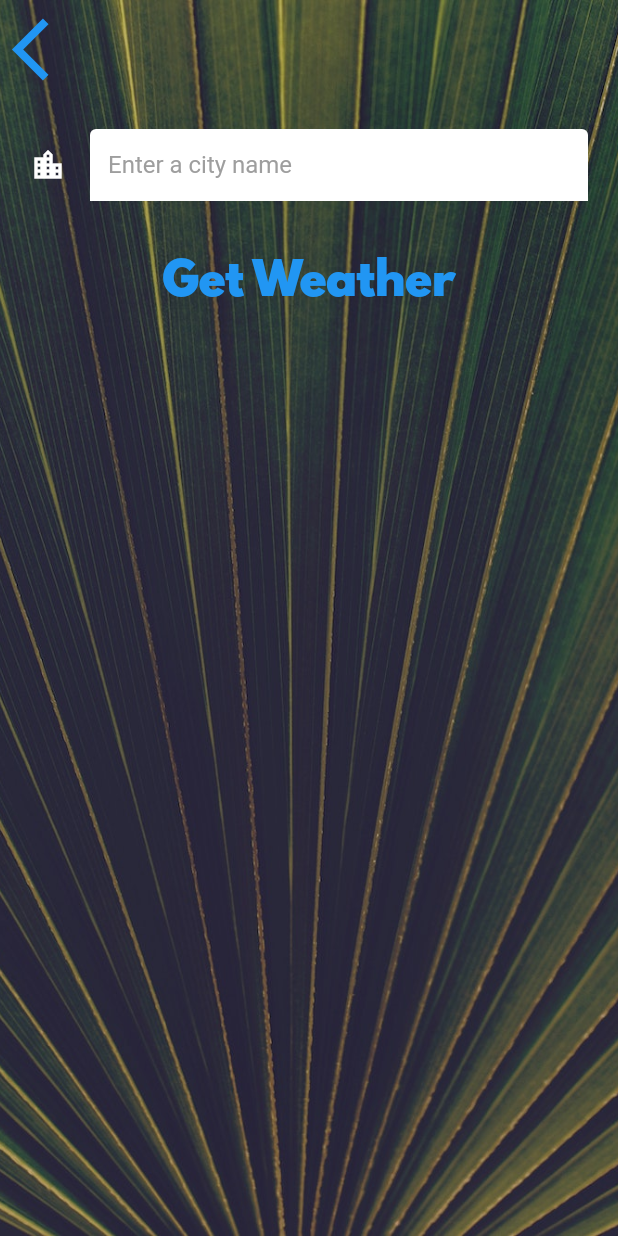
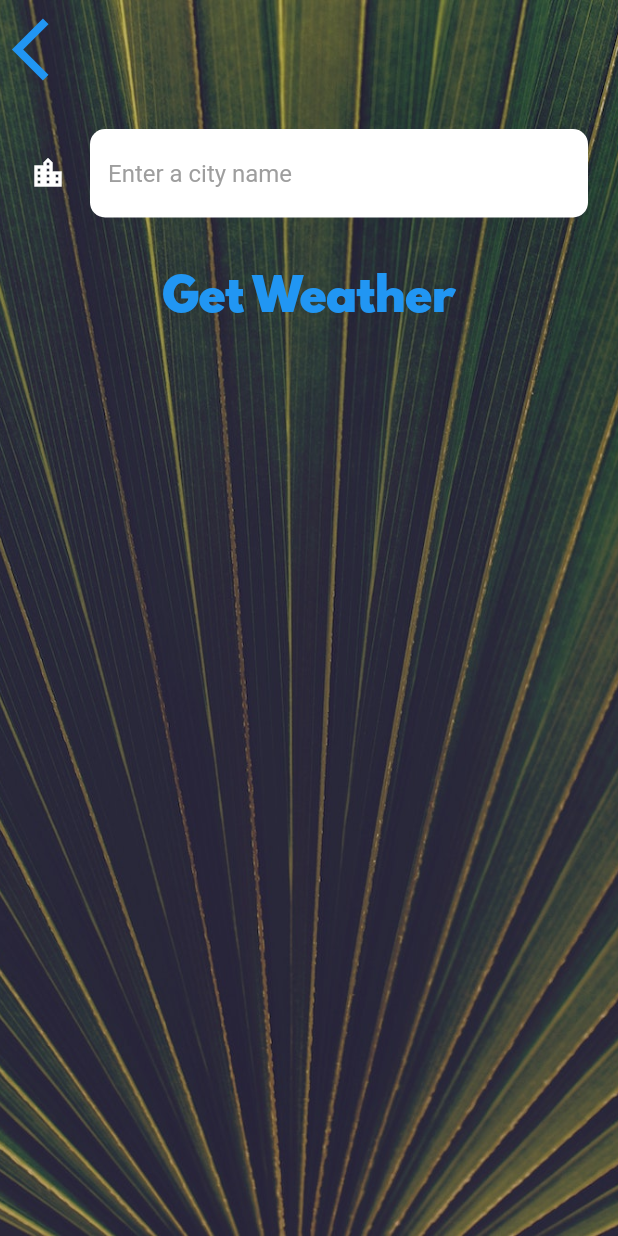
Before and after one commit to Messi002/Flutter-WeatherApp, a Flutter app: the CityScreen screen opened directly, on a phone screen of 412 x 824 dp. Run offline on Flutter 3.47's test engine with Material 2 defaults, Android fonts, the phone set to English and light mode, and no system bars; our stand-ins replace flutter_spinkit, geolocator.

```diff
--- a/lib/screens/city_screen.dart
+++ b/lib/screens/city_screen.dart
@@ -39,15 +39,8 @@ class _CityScreenState extends State<CityScreen> {
               Container(
                 padding: EdgeInsets.all(20.0),
                 child: TextField(
-                  decoration: InputDecoration(
-                      filled: true,
-                      fillColor: Colors.white,
-                      hintText: 'Enter a city name',
-                      hintStyle: TextStyle(color: Colors.grey),
-                      icon: Icon(
-                        Icons.location_city,
-                        color: Colors.white,
-                      )),
+                  style: TextStyle(color: Colors.black),
+                  decoration: kTextFieldInputDecoration
                 ),
               ),
               TextButton(
--- a/lib/utilities/constants.dart
+++ b/lib/utilities/constants.dart
@@ -1,5 +1,4 @@
 import 'package:flutter/material.dart';
-
 
 const kapiKey = '0a16a89df9d7af77449a9db13adae845';
 
@@ -23,3 +22,21 @@ const kButtonTextStyle = TextStyle(
 const kConditionTextStyle = TextStyle(
   fontSize: 60.0,
 );
+
+const kTextFieldInputDecoration = InputDecoration(
+    filled: true,
+    fillColor: Colors.white,
+    hintText: 'Enter a city name',
+    hintStyle: TextStyle(color: Colors.grey),
+    border: OutlineInputBorder(
+      borderSide: BorderSide.none,
+      borderRadius: BorderRadius.all(
+        Radius.circular(
+          10.0,
+        ),
+      ),
+    ),
+    icon: Icon(
+      Icons.location_city,
+      color: Colors.white,
+    ));
```
